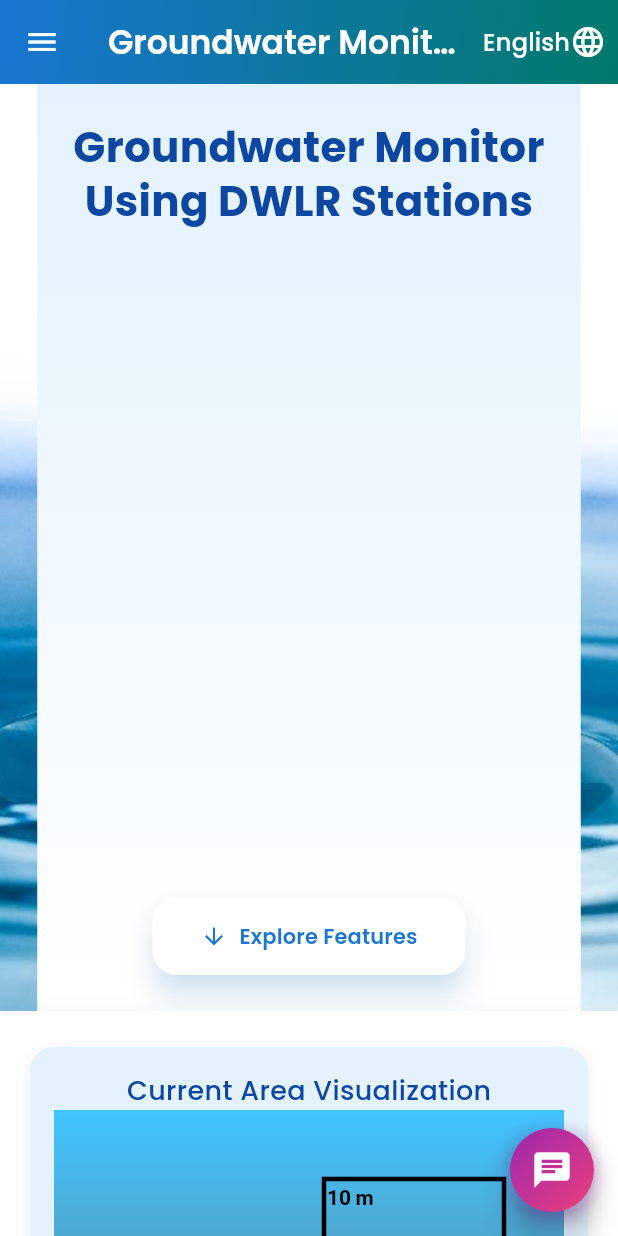
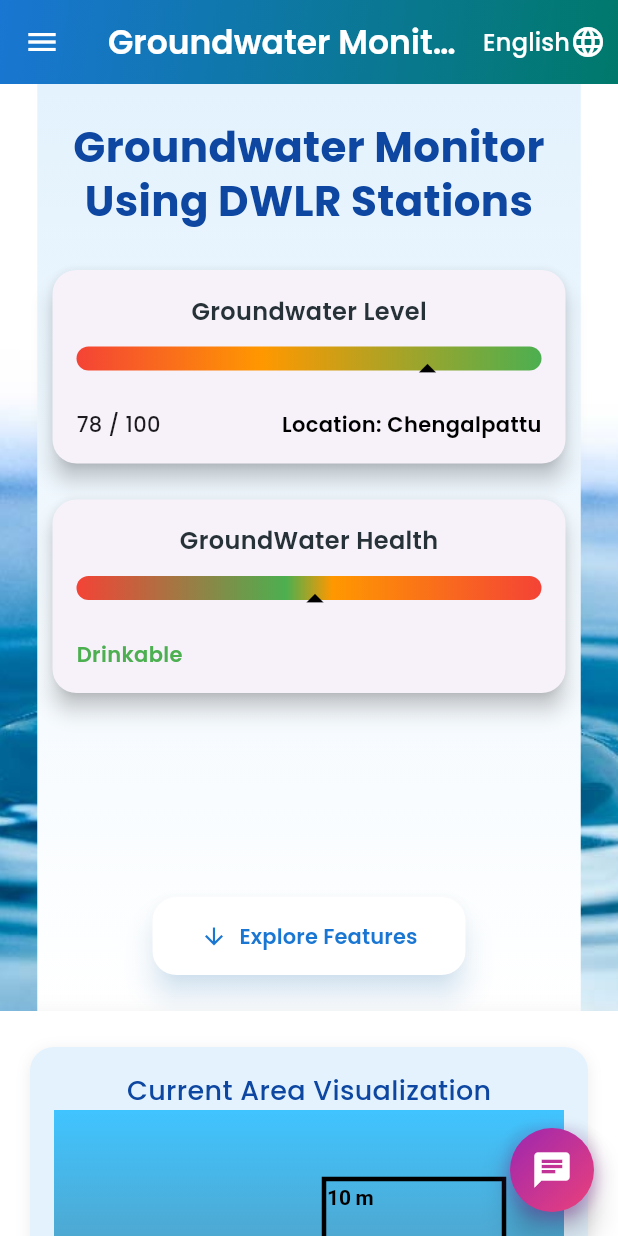
Before and after one commit to SBK-07/groundwater_dwlr_monitor, a Flutter app: the screen it shows after launch, on a phone screen of 412 x 824 dp. Run offline on Flutter 3.47's test engine with Material 3 defaults, Android fonts, the light colour scheme and no system bars; our stand-ins replace fl_chart, google_fonts; accounts and stored records are empty.

Commit message:
Integrated  rohit and srini's works

```diff
--- a/lib/screens/home_screen.dart
+++ b/lib/screens/home_screen.dart
@@ -2,16 +2,13 @@ import 'package:flutter/material.dart';
 import 'package:groundwater_monitor/widgets/swipable_container.dart';
 import 'package:groundwater_monitor/services/mock_auth_service.dart';
 import 'package:groundwater_monitor/screens/dataset_page.dart';
-import 'package:groundwater_monitor/screens/authority_dashboard.dart';
-import 'package:groundwater_monitor/models/mock_user.dart';
 import 'package:google_fonts/google_fonts.dart';
 import 'package:groundwater_monitor/screens/authority_sign_in_page.dart';
-import 'package:groundwater_monitor/data/hardcoded_data.dart';
-import 'package:groundwater_monitor/models/groundwater_data.dart';
-import 'package:fl_chart/fl_chart.dart';
 import 'package:groundwater_monitor/l10n/app_localizations.dart';
 import 'package:groundwater_monitor/widgets/language_switcher.dart';
 import 'package:groundwater_monitor/screens/chat_bot_screen.dart';
+import 'package:groundwater_monitor/widgets/ghi_indicator.dart';
+import 'package:groundwater_monitor/widgets/ph_indicator.dart';
 
 class HomeScreen extends StatefulWidget {
   const HomeScreen({super.key});
@@ -130,6 +127,22 @@ class _HomeScreenState extends State<HomeScreen> {
                             textAlign: TextAlign.center,
                           ),
                         ),
+
+                        SizedBox(
+                          width: 350, // adjust as needed
+                          child: GHIIndicator(
+                            location: 'Location: Chengalpattu',
+                            ghiScore: 78,
+                          ),
+                        ),
+
+                        const SizedBox(height: 16),
+
+                        SizedBox(
+                          width: 350,
+                          child: PHIndicator(phValue: 7.2), // example pH value
+                        ),
+
                         const Spacer(),
                         Padding(
                           padding: const EdgeInsets.all(24.0),
--- /dev/null
+++ b/lib/widgets/ghi_indicator.dart
@@ -0,0 +1,98 @@
+import 'package:flutter/material.dart';
+import 'package:google_fonts/google_fonts.dart';
+
+class GHIIndicator extends StatelessWidget {
+  final String location;
+  final double ghiScore; // out of 100
+
+  const GHIIndicator({
+    super.key,
+    required this.location,
+    required this.ghiScore,
+  });
+
+  String get status {
+    if (ghiScore >= 70) return "Good";
+    if (ghiScore >= 40) return "Moderate";
+    return "Poor";
+  }
+
+  Color get statusColor {
+    if (ghiScore >= 70) return Colors.green;
+    if (ghiScore >= 40) return Colors.orange;
+    return Colors.red;
+  }
+
+  @override
+  Widget build(BuildContext context) {
+    const double minScore = 0.0;
+    const double maxScore = 100.0;
+
+    // normalize 0–100 → 0–1
+    final double normalized = (ghiScore - minScore) / (maxScore - minScore);
+    final double clamped = normalized.clamp(0.0, 1.0);
+
+    return Card(
+      elevation: 6,
+      shape: RoundedRectangleBorder(borderRadius: BorderRadius.circular(16)),
+      child: Padding(
+        padding: const EdgeInsets.all(16),
+        child: Column(
+          children: [
+            Text(
+              "Groundwater Level",
+              style: GoogleFonts.poppins(
+                fontSize: 16,
+                fontWeight: FontWeight.w600,
+                color: Colors.blueGrey[900],
+              ),
+            ),
+            const SizedBox(height: 12),
+
+            // Bar with arrow pointer
+            SizedBox(
+              height: 30,
+              child: Stack(
+                children: [
+                  // Gradient bar
+                  Container(
+                    height: 16,
+                    decoration: BoxDecoration(
+                      borderRadius: BorderRadius.circular(12),
+                      gradient: const LinearGradient(
+                        colors: [Colors.red, Colors.orange, Colors.green],
+                        stops: [0.0, 0.4, 1.0],
+                      ),
+                    ),
+                  ),
+
+                  // Arrow indicator
+                  Align(
+                    alignment: Alignment(clamped * 2 - 1, 0), // map 0–1 → -1–1
+                    child: const Icon(Icons.arrow_drop_up, size: 28, color: Colors.black),
+                  ),
+                ],
+              ),
+            ),
+
+            const SizedBox(height: 12),
+
+            // Score & Location
+            Row(
+              mainAxisAlignment: MainAxisAlignment.spaceBetween,
+              children: [
+                Text("${ghiScore.toStringAsFixed(0)} / 100",
+                    style: GoogleFonts.poppins(fontWeight: FontWeight.w500)),
+                Text(location,
+                    style: GoogleFonts.poppins(
+                      fontWeight: FontWeight.w600,
+                      color: Colors.black,
+                    )),
+              ],
+            ),
+          ],
+        ),
+      ),
+    );
+  }
+}
--- /dev/null
+++ b/lib/widgets/ph_indicator.dart
@@ -0,0 +1,92 @@
+import 'package:flutter/material.dart';
+import 'package:google_fonts/google_fonts.dart';
+
+class PHIndicator extends StatelessWidget {
+  final double phValue;
+
+  const PHIndicator({super.key, required this.phValue});
+
+  String get status {
+    if (phValue >= 6.5 && phValue <= 8.5) return "Drinkable";
+    if (phValue < 6.5) return "Acidic Hazard";
+    return "Alkaline Hazard";
+  }
+
+  Color get statusColor {
+    if (phValue >= 6.5 && phValue <= 8.5) return Colors.green;
+    if (phValue < 6.5) return Colors.redAccent;
+    return Colors.deepOrange;
+  }
+
+  @override
+  Widget build(BuildContext context) {
+    const double minPH = 0.0;
+    const double maxPH = 14.0;
+
+    // normalize ph to 0–1 range
+    final double normalized = (phValue - minPH) / (maxPH - minPH);
+    final double clamped = normalized.clamp(0.0, 1.0);
+
+    return Card(
+      elevation: 6,
+      shape: RoundedRectangleBorder(borderRadius: BorderRadius.circular(16)),
+      child: Padding(
+        padding: const EdgeInsets.all(16),
+        child: Column(
+          children: [
+            Text(
+              "GroundWater Health",
+              style: GoogleFonts.poppins(
+                fontSize: 16,
+                fontWeight: FontWeight.w600,
+                color: Colors.blueGrey[900],
+              ),
+            ),
+            const SizedBox(height: 12),
+
+            // Bar with arrow pointer
+            SizedBox(
+              height: 30,
+              child: Stack(
+                children: [
+                  // Gradient bar
+                  Container(
+                    height: 16,
+                    decoration: BoxDecoration(
+                      borderRadius: BorderRadius.circular(12),
+                      gradient: const LinearGradient(
+                        colors: [Colors.red, Colors.green, Colors.orange, Colors.red],
+                        stops: [0.0, 0.45, 0.55, 1.0],
+                      ),
+                    ),
+                  ),
+
+                  // Arrow indicator
+                  Align(
+                    alignment: Alignment(clamped * 2 - 1, 0), // map 0–1 → -1–1
+                    child: const Icon(Icons.arrow_drop_up, size: 28, color: Colors.black),
+                  ),
+                ],
+              ),
+            ),
+
+            const SizedBox(height: 12),
+
+            // pH Value and Status
+            Row(
+              mainAxisAlignment: MainAxisAlignment.spaceBetween,
+              children: [
+
+                Text(status,
+                    style: GoogleFonts.poppins(
+                      fontWeight: FontWeight.w600,
+                      color: statusColor,
+                    )),
+              ],
+            ),
+          ],
+        ),
+      ),
+    );
+  }
+}
```
